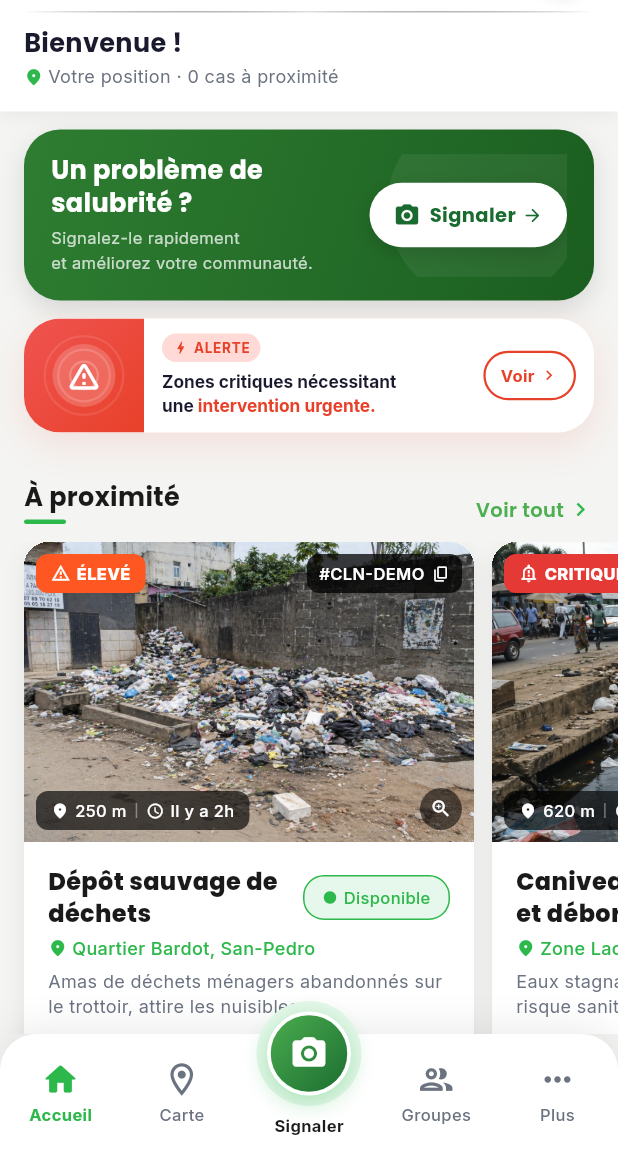
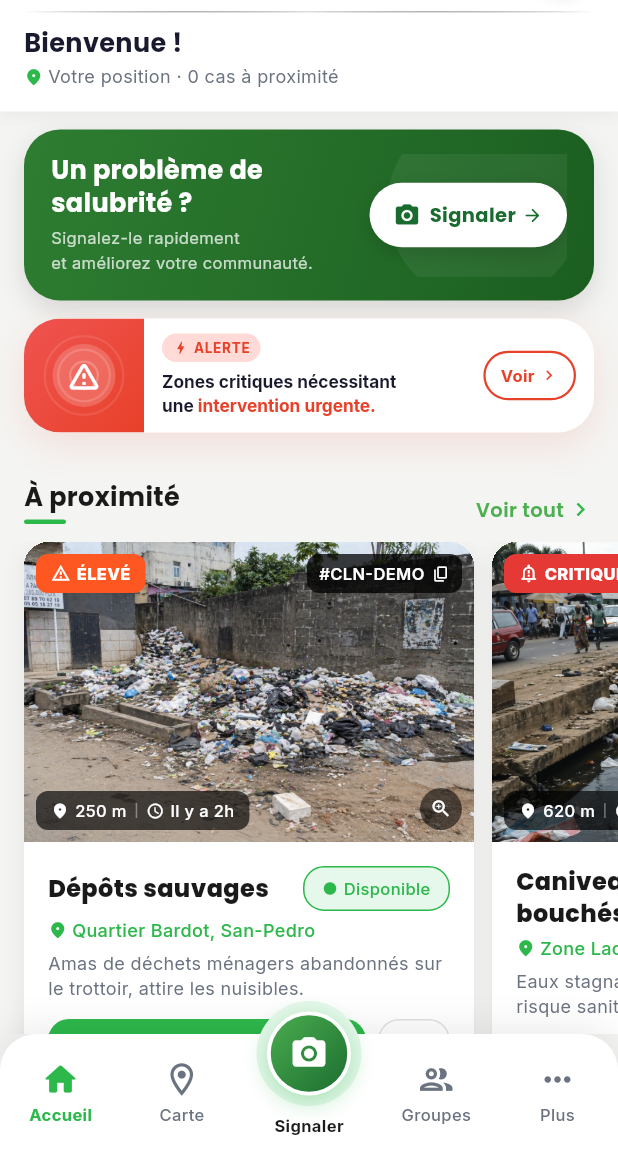
Before and after one commit to MarcelYOH/CliinApp-MVP, a Flutter app: the screen it shows after launch, on a phone screen of 412 x 824 dp, the part 82-1236 px from its top. Run offline on Flutter 3.47's test engine with Material 3 defaults, Android fonts, the phone set to English and light mode, and no system bars; our stand-ins replace camera, geocoding, geolocator, google_fonts, image_picker, shared_preferences and 1 more; accounts and stored records are empty.

Commit message:
fix: libellés des cartes factices alignés sur ReportCategory
Les titres des cartes de démo (accueil "À proximité"/"Cas récents" et
page dev de test) utilisaient des formulations libres ne correspondant
à aucune catégorie officielle. Remplacés par le label exact de
ReportCategory (Dépôts sauvages / Caniveaux bouchés).

```diff
--- a/lib/dev/report_card_test_page.dart
+++ b/lib/dev/report_card_test_page.dart
@@ -14,7 +14,7 @@ class ReportCardTestPage extends StatelessWidget {
   static const _disponible = HomeReportModel(
     id: '1',
     reference: '#CLN-9021',
-    title: 'Dépôt sauvage',
+    title: 'Dépôts sauvages',
     location: 'Yopougon, Sicogi',
     description: "Accumulation importante d'ordures ménagères non collectées.",
     severity: ReportSeverity.critique,
@@ -31,7 +31,7 @@ class ReportCardTestPage extends StatelessWidget {
   static const _enCours = HomeReportModel(
     id: '2',
     reference: '#CLN-9022',
-    title: 'Dépôt sauvage',
+    title: 'Dépôts sauvages',
     location: 'Yopougon, Sicogi',
     description: "Accumulation importante d'ordures ménagères non collectées.",
     severity: ReportSeverity.critique,
@@ -53,7 +53,7 @@ class ReportCardTestPage extends StatelessWidget {
   static const _traite = HomeReportModel(
     id: '3',
     reference: '#CLN-9023',
-    title: 'Dépôt sauvage',
+    title: 'Dépôts sauvages',
     location: 'Yopougon, Sicogi',
     description: "Accumulation importante d'ordures ménagères non collectées.",
     severity: ReportSeverity.critique,
--- a/lib/features/home/data/home_dummy_data.dart
+++ b/lib/features/home/data/home_dummy_data.dart
@@ -80,7 +80,7 @@ class HomeDummyData {
         HomeReportModel(
           id: 'demo_nearby_1',
           reference: '#CLN-DEMO',
-          title: 'Dépôt sauvage de déchets',
+          title: 'Dépôts sauvages',
           location: 'Quartier Bardot, San-Pedro',
           description:
               'Amas de déchets ménagers abandonnés sur le trottoir, attire '
@@ -101,7 +101,7 @@ class HomeDummyData {
         HomeReportModel(
           id: 'demo_nearby_2',
           reference: '#CLN-DEMO',
-          title: 'Caniveau bouché et débordant',
+          title: 'Caniveaux bouchés',
           location: 'Zone Lac, San-Pedro',
           description:
               'Eaux stagnantes bloquées par des déchets, risque sanitaire '
@@ -125,7 +125,7 @@ class HomeDummyData {
         HomeReportModel(
           id: 'demo_recent_1',
           reference: '#CLN-DEMO',
-          title: 'Dépôt sauvage près du marché',
+          title: 'Dépôts sauvages',
           location: 'Cité, San-Pedro',
           description:
               'Déchets entassés en bordure de route depuis plusieurs jours, '
```
